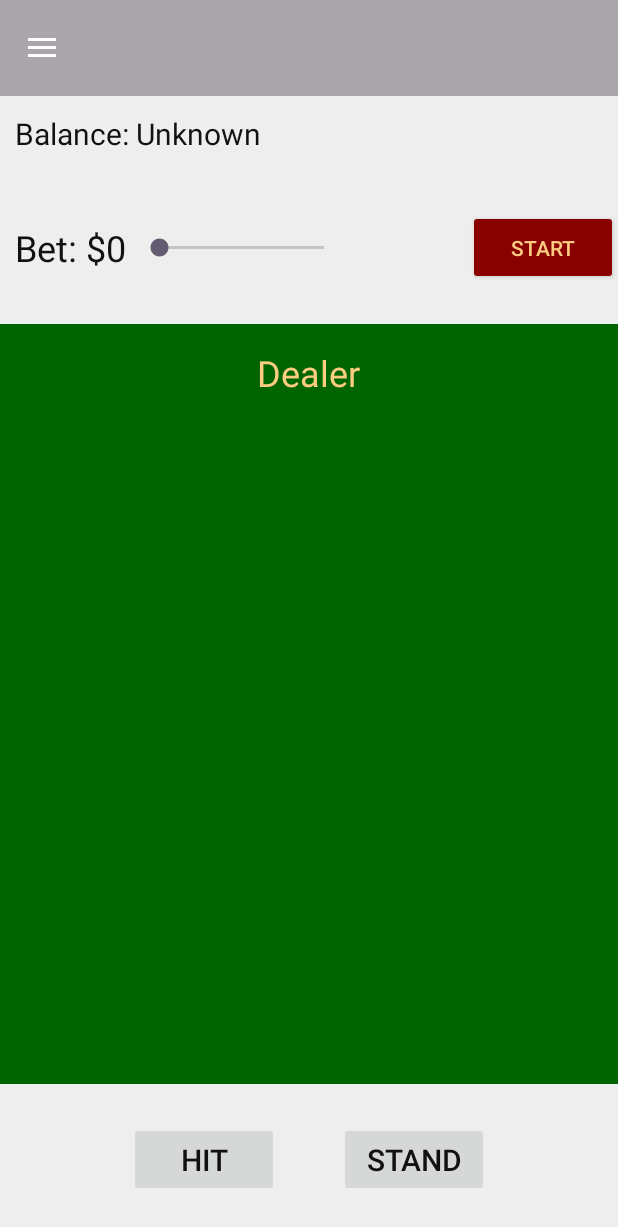
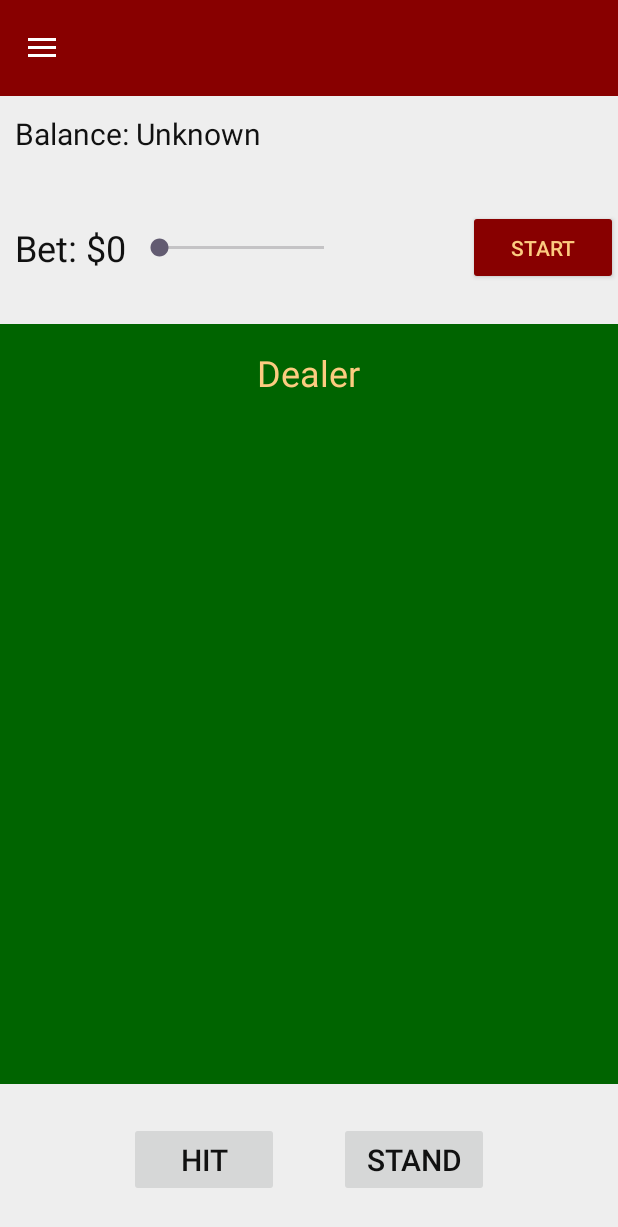
Before and after one commit to meterkilo/group_project, an Android app: the GameplayActivity screen opened directly, with no data from a screen before it, on a phone screen of 412 x 824 dp. Shown: the top 1227 px of the screen. Run offline under Robolectric (Android 15) with nearby library versions, the phone set to English and light mode, and no system bars.

Commit message:
header color

```diff
--- a/app/src/main/res/layout/content_layout.xml
+++ b/app/src/main/res/layout/content_layout.xml
@@ -14,7 +14,7 @@
             android:layout_width="match_parent"
             android:layout_height="?attr/actionBarSize"
             android:id="@+id/tool_bar"
-            android:background="#5000"
+            android:background="#F800"
             android:theme="@style/ThemeOverlay.AppCompat.Dark.ActionBar"/>
     </com.google.android.material.appbar.AppBarLayout>
 
```
